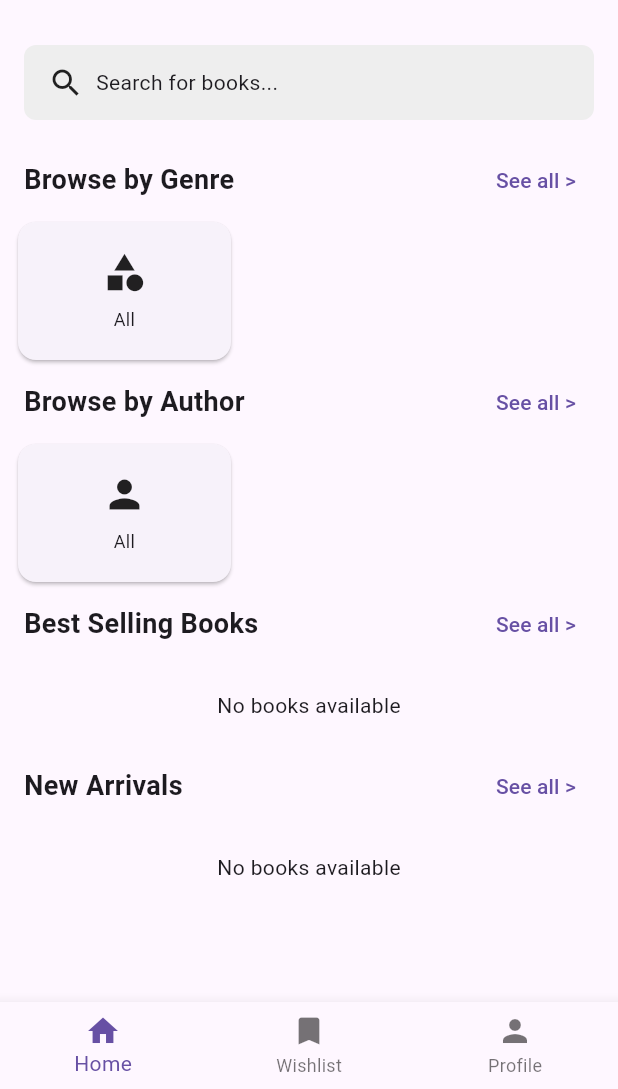
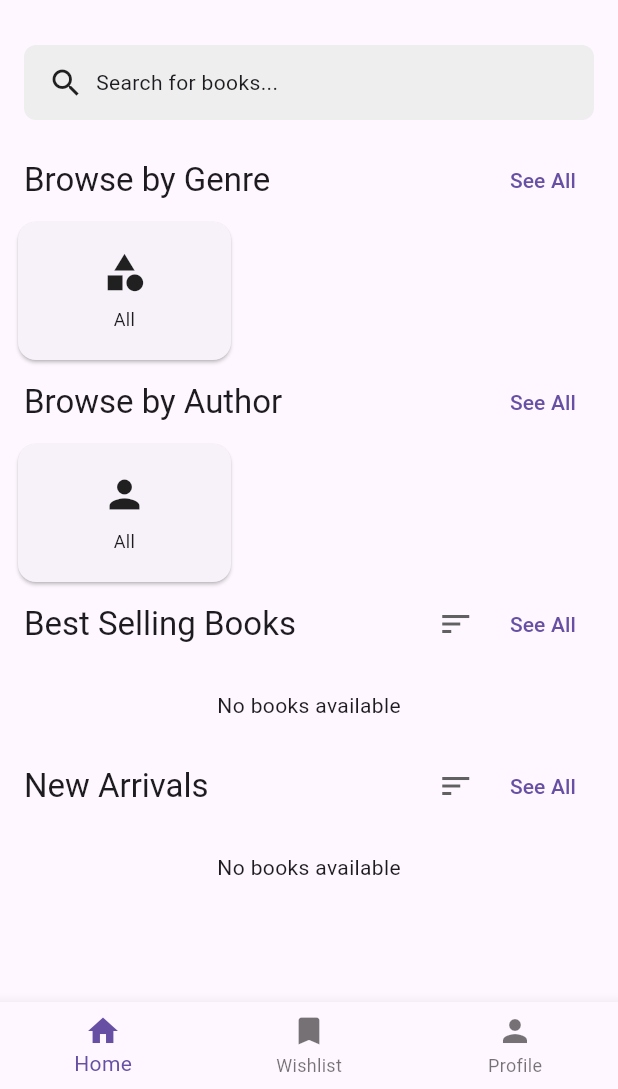
Before and after one commit to Fawas124/book_store2, a Flutter app: the screen it shows once a user with an empty profile is signed in, on a phone screen of 412 x 824 dp, the part 147-1236 px from its top. Run offline on Flutter 3.47's test engine with Material 3 defaults, Android fonts, the phone set to English and light mode, and no system bars; our stand-ins replace cached_network_image, cloud_firestore, firebase_auth, firebase_core; accounts and stored records are empty; network calls fail.

Commit message:
third project

```diff
--- a/lib/models/book.dart
+++ b/lib/models/book.dart
@@ -4,6 +4,7 @@ class Book {
   final String author;
   final String description;
   final String coverUrl;
+  final DateTime releaseDate;
   final double price;
   final List<String> genres;
   final DateTime publishDate;
@@ -17,6 +18,7 @@ class Book {
     required this.author,
     required this.description,
     required this.coverUrl,
+    required this.releaseDate,
     required this.price,
     required this.genres,
     required this.publishDate,
@@ -42,6 +44,9 @@ class Book {
       isBestseller: (json['averageRating']?.toDouble() ?? 0.0) > 4.5,
       rating: json['averageRating']?.toDouble() ?? 0.0,
       reviewCount: json['ratingsCount'] ?? 0,
+      releaseDate: json['releaseDate'] != null
+          ? DateTime.tryParse(json['releaseDate']) ?? DateTime.now()
+          : DateTime.now(),
     );
   }
 
--- a/lib/models/order.dart
+++ b/lib/models/order.dart
@@ -99,6 +99,7 @@ class Order {
                 description: item['description'] ?? '',
                 genres: List<String>.from(item['genres'] ?? []),
                 publishDate: DateTime.tryParse(item['publishDate'] ?? '') ?? DateTime.now(),
+                releaseDate: DateTime.tryParse(item['releaseDate'] ?? '') ?? DateTime.now(),
                 isBestseller: item['isBestseller'] ?? false,
                 rating: (item['rating'] as num?)?.toDouble() ?? 0.0,
                 reviewCount: (item['reviewCount'] as num?)?.toInt() ?? 0,
--- a/lib/screens/explore_screen.dart
+++ b/lib/screens/explore_screen.dart
@@ -16,12 +16,68 @@ class ExploreScreen extends StatefulWidget {
 }
 
 class _ExploreScreenState extends State<ExploreScreen> {
+  // Sorting state for each section
+  String _bestsellerSortBy = 'none';
+  bool _bestsellerAscending = true;
+  String _newArrivalSortBy = 'none';
+  bool _newArrivalAscending = true;
+
   @override
   void initState() {
     super.initState();
     WidgetsBinding.instance.addPostFrameCallback((_) {
       Provider.of<BookService>(context, listen: false).fetchBooks();
     });
+  }
+
+  List<Book> _sortBooks(List<Book> books, String sortBy, bool ascending) {
+    List<Book> sortedBooks = List.from(books);
+
+    switch (sortBy) {
+      case 'price':
+        sortedBooks.sort((a, b) => ascending
+            ? a.price.compareTo(b.price)
+            : b.price.compareTo(a.price));
+        break;
+      case 'rating':
+        sortedBooks.sort((a, b) => ascending
+            ? a.rating.compareTo(b.rating)
+            : b.rating.compareTo(a.rating));
+        break;
+      case 'releaseDate':
+        sortedBooks.sort((a, b) => ascending
+            ? a.publishDate.compareTo(b.publishDate)
+            : b.publishDate.compareTo(a.publishDate));
+        break;
+      default:
+        // No sorting
+        break;
+    }
+
+    return sortedBooks;
+  }
+
+  PopupMenuButton<String> _buildSortButton(
+    String currentSortBy,
+    bool currentAscending,
+    Function(String) onSortChanged,
+  ) {
+    return PopupMenuButton<String>(
+      icon: Icon(Icons.sort, color: Colors.grey[700]),
+      itemBuilder: (context) => [
+        const PopupMenuItem(value: 'none', child: Text('Default Order')),
+        const PopupMenuItem(value: 'price', child: Text('Sort by Price')),
+        const PopupMenuItem(value: 'rating', child: Text('Sort by Rating')),
+        const PopupMenuItem(value: 'releaseDate', child: Text('Sort by Release Date')),
+      ],
+      onSelected: (value) {
+        if (value == currentSortBy) {
+          onSortChanged('none'); // Reset if same option selected
+        } else {
+          onSortChanged(value);
+        }
+      },
+    );
   }
 
   Widget _buildBookList(List<Book> books) {
@@ -75,7 +131,7 @@ class _ExploreScreenState extends State<ExploreScreen> {
           title: title,
           onSeeAll: () => _navigateToCategoryScreen(
             'All ${title.replaceFirst('Browse by ', '')}',
-            title == 'Browse by Genre' ? bookService.books : bookService.books,
+            bookService.books,
           ),
         ),
         SizedBox(
@@ -89,9 +145,7 @@ class _ExploreScreenState extends State<ExploreScreen> {
                 icon: icon,
                 onTap: () => _navigateToCategoryScreen(
                   'All ${title.replaceFirst('Browse by ', '')}',
-                  title == 'Browse by Genre'
-                      ? bookService.books
-                      : bookService.books,
+                  bookService.books,
                 ),
               ),
               // Individual category cards
@@ -120,12 +174,24 @@ class _ExploreScreenState extends State<ExploreScreen> {
   @override
   Widget build(BuildContext context) {
     final bookService = Provider.of<BookService>(context);
-    final bestsellers = bookService.books.where((b) => b.isBestseller).toList();
-    final newArrivals = bookService.books
-        .where((b) => b.publishDate.isAfter(
-              DateTime.now().subtract(const Duration(days: 30)),
-            ))
-        .toList();
+
+    // Get and sort bestsellers
+    final bestsellers = _sortBooks(
+      bookService.books.where((b) => b.isBestseller).toList(),
+      _bestsellerSortBy,
+      _bestsellerAscending,
+    );
+
+    // Get and sort new arrivals
+    final newArrivals = _sortBooks(
+      bookService.books
+          .where((b) => b.publishDate.isAfter(
+                DateTime.now().subtract(const Duration(days: 30)),
+              ))
+          .toList(),
+      _newArrivalSortBy,
+      _newArrivalAscending,
+    );
 
     // Get all unique genres
     final allGenres =
@@ -146,7 +212,7 @@ class _ExploreScreenState extends State<ExploreScreen> {
               child: Column(
                 crossAxisAlignment: CrossAxisAlignment.start,
                 children: [
-                  // Search bar (keep existing)
+                  // Search bar
                   Padding(
                     padding: const EdgeInsets.all(16.0),
                     child: GestureDetector(
@@ -183,22 +249,38 @@ class _ExploreScreenState extends State<ExploreScreen> {
                     Icons.person,
                   ),
 
-                  // Best Selling Section (keep existing)
+                  // Best Selling Section with sorting
                   SectionHeader(
                     title: 'Best Selling Books',
                     onSeeAll: () => _navigateToCategoryScreen(
                       'Bestsellers',
                       bestsellers,
                     ),
+                    trailing: _buildSortButton(
+                      _bestsellerSortBy,
+                      _bestsellerAscending,
+                      (value) => setState(() {
+                        _bestsellerSortBy = value;
+                        _bestsellerAscending = value != 'none';
+                      }),
+                    ),
                   ),
                   _buildBookList(bestsellers),
 
-                  // New Arrivals Section (keep existing)
+                  // New Arrivals Section with sorting
                   SectionHeader(
                     title: 'New Arrivals',
                     onSeeAll: () => _navigateToCategoryScreen(
                       'New Arrivals',
                       newArrivals,
+                    ),
+                    trailing: _buildSortButton(
+                      _newArrivalSortBy,
+                      _newArrivalAscending,
+                      (value) => setState(() {
+                        _newArrivalSortBy = value;
+                        _newArrivalAscending = value != 'none';
+                      }),
                     ),
                   ),
                   _buildBookList(newArrivals),
--- a/lib/services/book_service.dart
+++ b/lib/services/book_service.dart
@@ -78,6 +78,7 @@ class BookService with ChangeNotifier {
             isBestseller: false,
             rating: 0.0,
             reviewCount: 0,
+            releaseDate: DateTime.now(), // Added required parameter
           );
         }).toList();
       }
@@ -127,8 +128,8 @@ class BookService with ChangeNotifier {
         case 'author':
           return book.author.toLowerCase().contains(query.toLowerCase());
         case 'genre':
-        return book.genres.any((genre) =>
-          genre.toLowerCase().contains(query.toLowerCase()));
+          return book.genres.any(
+              (genre) => genre.toLowerCase().contains(query.toLowerCase()));
         case 'title':
         default:
           return book.title.toLowerCase().contains(query.toLowerCase());
--- a/lib/widgets/section_header.dart
+++ b/lib/widgets/section_header.dart
@@ -3,11 +3,13 @@ import 'package:flutter/material.dart';
 class SectionHeader extends StatelessWidget {
   final String title;
   final VoidCallback onSeeAll;
+  final Widget? trailing;
 
   const SectionHeader({
     super.key,
     required this.title,
     required this.onSeeAll,
+    this.trailing,
   });
 
   @override
@@ -19,11 +21,16 @@ class SectionHeader extends StatelessWidget {
         children: [
           Text(
             title,
-            style: const TextStyle(fontSize: 18, fontWeight: FontWeight.bold),
+            style: Theme.of(context).textTheme.titleLarge,
           ),
-          TextButton(
-            onPressed: onSeeAll,
-            child: const Text('See all >'),
+          Row(
+            children: [
+              if (trailing != null) trailing!,
+              TextButton(
+                onPressed: onSeeAll,
+                child: const Text('See All'),
+              ),
+            ],
           ),
         ],
       ),
```
Also changed, not shown: lib/screens/book/book_list_screen.dart (+83 -4 lines). Lines whose indentation alone changed are shown as unchanged.
